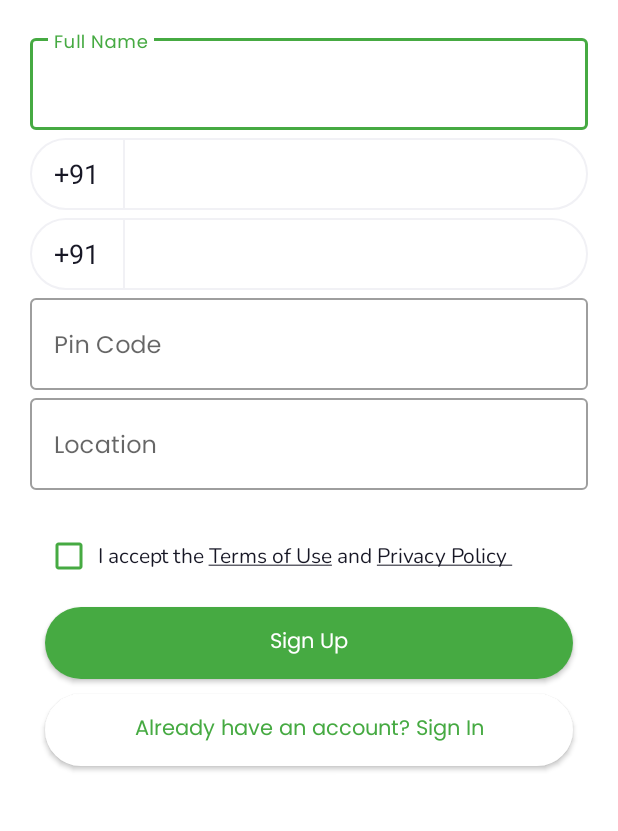
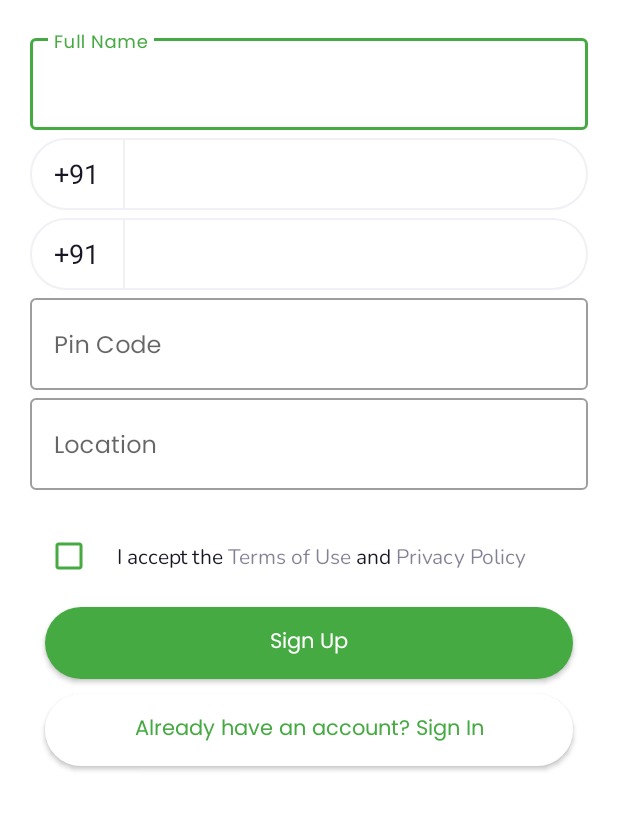
Before and after one commit to rahulpatle101/ApkaKisan-DEV-BETA, an Android app: the SignUpActivity screen opened directly, with no data from a screen before it, on a phone screen of 412 x 824 dp, the part 335-1166 px from its top. Run offline under Robolectric (Android 15) with nearby library versions, the phone set to English and light mode, and no system bars; our stand-ins replace Firebase (no records; nobody signed in at launch, a user with empty details on screens opened directly); Roboto replaces fonts that are not available here.

Commit message:
Completed term of use and privacy policy feature.

```diff
--- a/app/src/main/AndroidManifest.xml
+++ b/app/src/main/AndroidManifest.xml
@@ -47,6 +47,12 @@
 
         <activity
             android:name=".registration.SignUpActivity"
+            android:exported="false"
+            android:screenOrientation="portrait"
+            tools:ignore="LockedOrientationActivity" />
+
+        <activity
+            android:name=".common.TermsPrivacyActivity"
             android:exported="false"
             android:screenOrientation="portrait"
             tools:ignore="LockedOrientationActivity" />
--- /dev/null
+++ b/app/src/main/java/com/apkakisan/myapplication/domainlayer/TermsAndPrivacyManager.kt
@@ -0,0 +1,96 @@
+package com.apkakisan.myapplication.domainlayer
+
+import android.content.Context
+import android.content.Intent
+import android.text.SpannableString
+import android.text.Spanned
+import android.text.TextPaint
+import android.text.method.LinkMovementMethod
+import android.text.style.ClickableSpan
+import android.text.style.ForegroundColorSpan
+import android.view.View
+import android.widget.TextView
+import com.apkakisan.myapplication.R
+import com.apkakisan.myapplication.common.TermsPrivacyActivity
+import com.apkakisan.myapplication.utils.StringUtil
+
+class TermsAndPrivacyManager {
+
+    fun formatTermsAndPolicyString(
+        context: Context,
+        textView: TextView
+    ) {
+        try {
+            val spannableString = SpannableString(context.getString(R.string.terms_privacy))
+            formatTermsOfUserString(context, spannableString)
+            formatPrivacyPolicyString(context, spannableString)
+            textView.text = spannableString
+            textView.movementMethod = LinkMovementMethod.getInstance()
+        } catch (ex: Exception) {
+            textView.text = context.getString(R.string.terms_privacy)
+        }
+    }
+
+    @Throws(Exception::class)
+    private fun formatTermsOfUserString(
+        context: Context, spannableString: SpannableString
+    ) {
+        val startIndex = StringUtil.findStartIndex(
+            context.getString(R.string.terms_privacy),
+            context.getString(R.string.terms_of_use)
+        )
+        val endIndex = StringUtil.findEndIndex(
+            startIndex,
+            context.getString(R.string.terms_of_use)
+        )
+        spannableString.setSpan(object : ClickableSpan() {
+            override fun onClick(widget: View) {
+                widget.invalidate()
+                context.startActivity(Intent(context, TermsPrivacyActivity::class.java))
+            }
+
+            override fun updateDrawState(ds: TextPaint) {
+                super.updateDrawState(ds)
+                ds.isUnderlineText = false
+            }
+        }, startIndex, endIndex, Spanned.SPAN_EXCLUSIVE_EXCLUSIVE)
+        spannableString.setSpan(
+            ForegroundColorSpan(R.color.blue),
+            startIndex,
+            endIndex,
+            Spanned.SPAN_EXCLUSIVE_EXCLUSIVE
+        )
+    }
+
+    @Throws(Exception::class)
+    private fun formatPrivacyPolicyString(
+        context: Context,
+        spannableString: SpannableString
+    ) {
+        val startIndex = StringUtil.findStartIndex(
+            context.getString(R.string.terms_privacy),
+            context.getString(R.string.privacy_policy)
+        )
+        val endIndex = StringUtil.findEndIndex(
+            startIndex,
+            context.getString(R.string.privacy_policy)
+        )
+        spannableString.setSpan(object : ClickableSpan() {
+            override fun onClick(widget: View) {
+                widget.invalidate()
+                context.startActivity(Intent(context, TermsPrivacyActivity::class.java))
+            }
+
+            override fun updateDrawState(ds: TextPaint) {
+                super.updateDrawState(ds)
+                ds.isUnderlineText = false
+            }
+        }, startIndex, endIndex, Spanned.SPAN_EXCLUSIVE_EXCLUSIVE)
+        spannableString.setSpan(
+            ForegroundColorSpan(R.color.blue),
+            startIndex,
+            endIndex,
+            Spanned.SPAN_EXCLUSIVE_EXCLUSIVE
+        )
+    }
+}
--- a/app/src/main/java/com/apkakisan/myapplication/order/CreateOrder.java
+++ b/app/src/main/java/com/apkakisan/myapplication/order/CreateOrder.java
@@ -65,10 +65,9 @@ public class CreateOrder extends AppCompatActivity {
         addressStreet = findViewById(R.id.address_street);
         addressPincode = findViewById(R.id.address_pincode);
         //commodityDetail = findViewById(R.id.commodity_detail);
-        orderCheckBox = findViewById(R.id.order_check_box);
+        orderCheckBox = findViewById(R.id.checkBox);
         orderUPIPhoneNo = findViewById(R.id.upi_phone_number);
         totalEarningText = findViewById(R.id.earning_price);
-
 
         quantityKgInput = tiQuantity.getEditText().getText().toString();
 
--- a/app/src/main/java/com/apkakisan/myapplication/order/CreateOrderActivity.kt
+++ b/app/src/main/java/com/apkakisan/myapplication/order/CreateOrderActivity.kt
@@ -17,6 +17,7 @@ import android.text.TextWatcher
 import android.widget.*
 import com.apkakisan.myapplication.BaseActivity
 import com.apkakisan.myapplication.common.AppDialogFragment
+import com.apkakisan.myapplication.domainlayer.TermsAndPrivacyManager
 import com.apkakisan.myapplication.helpers.LocalStore
 import com.apkakisan.myapplication.helpers.popFragment
 import com.apkakisan.myapplication.network.responses.Notification
@@ -93,7 +94,10 @@ class CreateOrderActivity : BaseActivity() {
         tvHarvestPrice = findViewById(R.id.harvest_price)
         tvTotalEarning = findViewById(R.id.earning_price)
         orderUPIPhoneNo = findViewById(R.id.upi_phone_number)
-        orderCheckBox = findViewById(R.id.order_check_box)
+        orderCheckBox = findViewById(R.id.checkBox)
+
+        val tvTermsPrivacy = findViewById<TextView>(R.id.tvTermsPrivacy)
+        TermsAndPrivacyManager().formatTermsAndPolicyString(this, tvTermsPrivacy)
 
         sellOrderBtn = findViewById(R.id.sell_order_btn)
         sellOrderBtn.setOnClickListener {
--- a/app/src/main/java/com/apkakisan/myapplication/registration/SignUpActivity.kt
+++ b/app/src/main/java/com/apkakisan/myapplication/registration/SignUpActivity.kt
@@ -12,14 +12,24 @@ import com.google.firebase.database.DataSnapshot
 import android.content.Intent
 import android.graphics.Color
 import android.telephony.PhoneNumberFormattingTextWatcher
+import android.text.SpannableString
+import android.text.Spanned
+import android.text.TextPaint
+import android.text.method.LinkMovementMethod
+import android.text.style.ClickableSpan
+import android.text.style.ForegroundColorSpan
 import android.view.View
 import android.widget.Button
 import androidx.core.widget.doAfterTextChanged
 import com.apkakisan.myapplication.User
+import com.apkakisan.myapplication.common.TermsPrivacyActivity
 import com.apkakisan.myapplication.databinding.ActivitySignUpBinding
+import com.apkakisan.myapplication.domainlayer.TermsAndPrivacyManager
 import com.apkakisan.myapplication.helpers.*
+import com.apkakisan.myapplication.order.HomeActivity
 import com.apkakisan.myapplication.utils.BuildTypeUtil
 import com.apkakisan.myapplication.utils.PhoneNoUtil
+import com.apkakisan.myapplication.utils.StringUtil
 import com.google.firebase.database.DatabaseError
 import java.text.SimpleDateFormat
 import java.util.*
@@ -82,6 +92,8 @@ class SignUpActivity : AppCompatActivity() {
         binding.layoutConfirmPhone.etPhoneNo.doAfterTextChanged {
             binding.tvConfirmPhoneError.visibility = View.GONE
         }
+
+        TermsAndPrivacyManager().formatTermsAndPolicyString(this, binding.tvTermsPrivacy)
 
         regBtn = findViewById(R.id.reg_btn)
         regBtn.setOnClickListener(View.OnClickListener {
--- a/app/src/main/res/layout/activity_sign_up.xml
+++ b/app/src/main/res/layout/activity_sign_up.xml
@@ -114,15 +114,31 @@
             </com.google.android.material.textfield.TextInputLayout>
         </androidx.appcompat.widget.LinearLayoutCompat>
 
+        <androidx.constraintlayout.widget.ConstraintLayout
+            android:layout_width="wrap_content"
+            android:layout_height="wrap_content">
+
             <androidx.appcompat.widget.AppCompatCheckBox
                 android:id="@+id/checkBox"
                 android:layout_width="match_parent"
                 android:layout_height="wrap_content"
                 android:layout_marginStart="10sp"
                 android:buttonTint="#46AA42"
+                app:layout_constraintStart_toStartOf="parent"
+                app:layout_constraintTop_toTopOf="parent" />
+
+            <androidx.appcompat.widget.AppCompatTextView
+                android:id="@+id/tvTermsPrivacy"
+                android:layout_width="match_parent"
+                android:layout_height="wrap_content"
+                android:autoLink="web"
                 android:fontFamily="@font/nunito_regular"
-            android:text="@string/termsandconditions"
-            android:textColor="#171725" />
+                android:text="@string/terms_privacy"
+                android:textColor="@color/colorTextBlack"
+                app:layout_constraintBottom_toBottomOf="parent"
+                app:layout_constraintStart_toEndOf="@+id/checkBox"
+                app:layout_constraintTop_toTopOf="parent" />
+        </androidx.constraintlayout.widget.ConstraintLayout>
 
         <androidx.appcompat.widget.AppCompatButton
             android:id="@+id/reg_btn"
--- a/app/src/main/res/values/strings.xml
+++ b/app/src/main/res/values/strings.xml
@@ -1,8 +1,13 @@
 <resources>
     <string name="app_name">ApkaKisan</string>
-    <!-- TODO: Remove or change this placeholder text -->
+
+    <!--    general errors-->
+    <string name="file_load_failed">File loading failed.</string>
+
     <string name="hello_blank_fragment">Hello blank fragment</string>
-    <string name="termsandconditions"> I accept the <u>Terms of Use</u> and <u>Privacy Policy </u> </string>
+    <string name="terms_privacy">I accept the Terms of Use and Privacy Policy</string>
+    <string name="terms_of_use">Terms of Use</string>
+    <string name="privacy_policy">Privacy Policy</string>
     <string name="home">Home</string>
     <string name="orders">Orders</string>
     <string name="title_activity_main_container">MainContainer</string>
```
Also changed, not shown: app/src/main/assets/privacy-policy-apkakisan.txt (added, +289 -0 lines), app/src/main/java/com/apkakisan/myapplication/BaseActivity.kt (+9 -0 lines), app/src/main/java/com/apkakisan/myapplication/common/TermsPrivacyActivity.kt (added, +30 -0 lines), app/src/main/java/com/apkakisan/myapplication/utils/AssetUtil.kt (added, +16 -0 lines), app/src/main/res/layout/activity_create_order.xml (+25 -9 lines), app/src/main/res/layout/activity_terms_privacy.xml (added, +26 -0 lines). Lines whose indentation alone changed are shown as unchanged.
